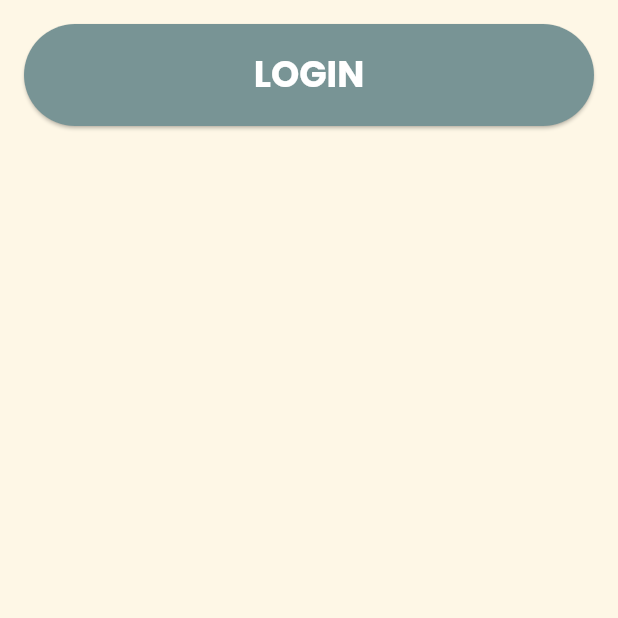
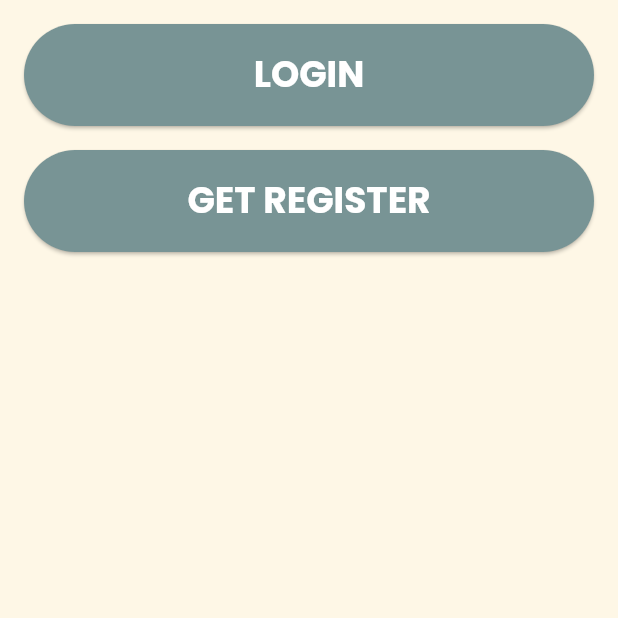
Before and after one commit to Mona-Badran/muse-frontend, a Flutter app: the screen it shows after launch, on a phone screen of 412 x 824 dp, the top half of it. Run offline on Flutter 3.47's test engine with Material 3 defaults, Android fonts, the phone set to English and light mode, and no system bars.

Commit message:
added a register button

```diff
--- a/lib/loginPage.dart
+++ b/lib/loginPage.dart
@@ -17,6 +17,10 @@ class _LoginPageState extends State<LoginPage> {
           child: Column(
             children: <Widget>[
               Button("LOGIN"),
+              SizedBox.fromSize(
+                size: Size(0, 16),
+              ),
+              Button("GET REGISTER"),
             ],
           ),
         ),
```
